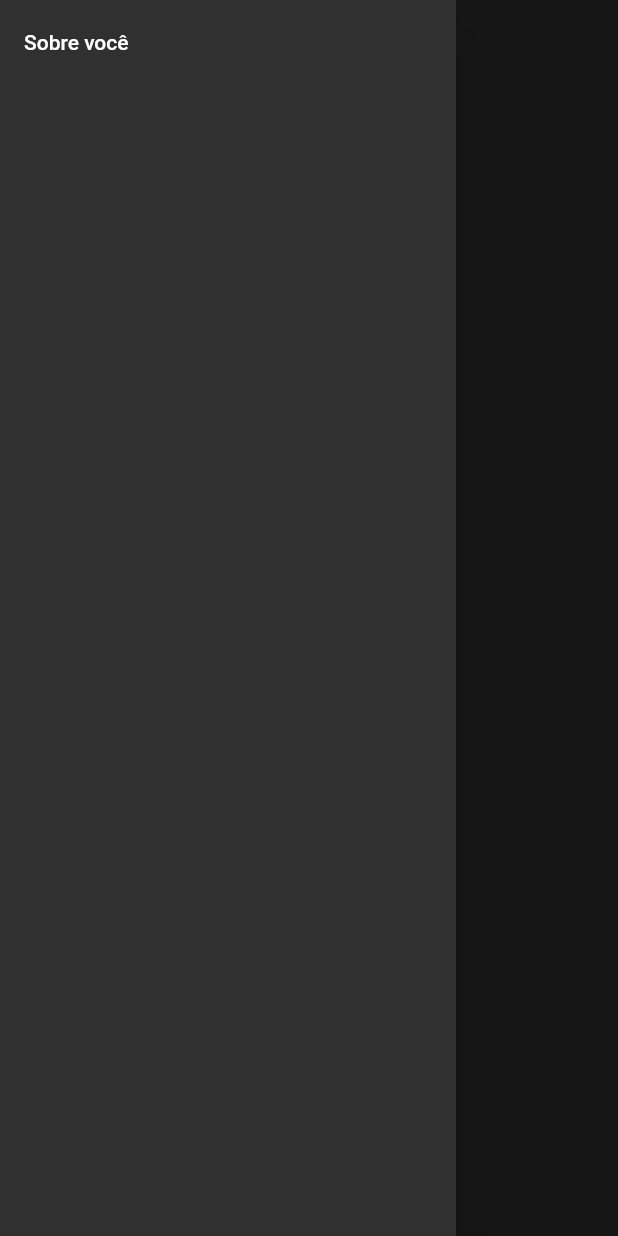
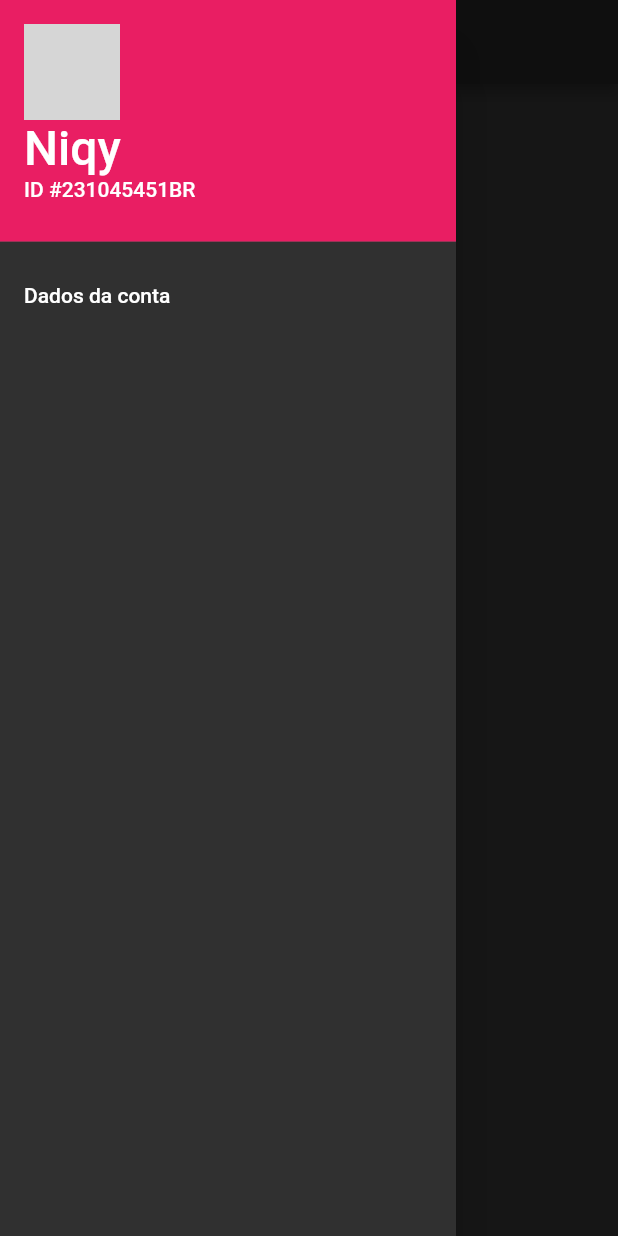
Before and after one commit to MoniqueChauvin/interview-test, a Flutter app: the DashBoardPage screen opened directly, with the side drawer open, on a phone screen of 412 x 824 dp. Run offline on Flutter 3.47's test engine with Material 2 defaults, Android fonts, the phone set to English and light mode, and no system bars; our stand-ins replace mask_text_input_formatter; network calls fail; grey boxes are pictures that could not be loaded.

Commit message:
novas alterações

```diff
--- a/lib/screens/dashboard.dart
+++ b/lib/screens/dashboard.dart
@@ -1,7 +1,8 @@
 import 'package:flutter/material.dart';
 
 class DashBoardPage extends StatefulWidget {
-  const DashBoardPage({Key? key}) : super(key: key);
+  //final String email;
+  //const DashBoardPage({Key? key, this.email}) : super(key: key);
 
   @override
   _DashBoardPageState createState() => _DashBoardPageState();
@@ -11,15 +12,53 @@ class _DashBoardPageState extends State<DashBoardPage> {
   @override
   Widget build(BuildContext context) {
     return Scaffold(
+      appBar: AppBar(),
       drawer: Drawer(
-        child: Column(
+        child: ListView(
           children: [
-            ListTile(
-              title: Text('Sobre você'),
-            )
-          ]
-        )
-
+            DrawerHeader(
+                decoration: BoxDecoration(
+                  color: Colors.pink,
+                ),
+                child: Column(
+                  crossAxisAlignment: CrossAxisAlignment.start,
+                  children: [
+                    Container(
+                      width: 64,
+                      height: 64,
+                      child: Image.network(
+                        'https://icons.iconarchive.com/icons/fazie69/league-of-legends/256/Talon-Dragonblade-icon.png',
+                      ),
+                    ),
+                    Row(
+                      mainAxisAlignment: MainAxisAlignment.spaceBetween,
+                      children: [
+                        Column(
+                          crossAxisAlignment: CrossAxisAlignment.start,
+                          children: [
+                            Text(
+                              "Niqy",
+                              style: TextStyle(fontSize: 32),
+                            ),
+                            Text(
+                              "ID #231045451BR",
+                              style: TextStyle(fontSize: 14),
+                            ),
+                          ],
+                        ),
+                      ],
+                    ),
+                  ],
+                )),
+            Column(
+              children: [
+                ListTile(
+                  title: Text('Dados da conta'),
+                )
+              ],
+            ),
+          ],
+        ),
       ),
     );
   }
--- a/lib/screens/signup.dart
+++ b/lib/screens/signup.dart
@@ -101,7 +101,11 @@ class _SignUpPageState extends State<SignUpPage> {
                       backgroundColor:
                           MaterialStateProperty.all<Color>(Colors.pink),
                     ),
-                    onPressed: () {},
+                    onPressed: () {Navigator.of(context).push(
+                        MaterialPageRoute(
+                          builder: (context) => SignUpPage(),
+                        ),
+                      );},
                     child: const Text('Confirmar'),
                   )
                 ],
```
